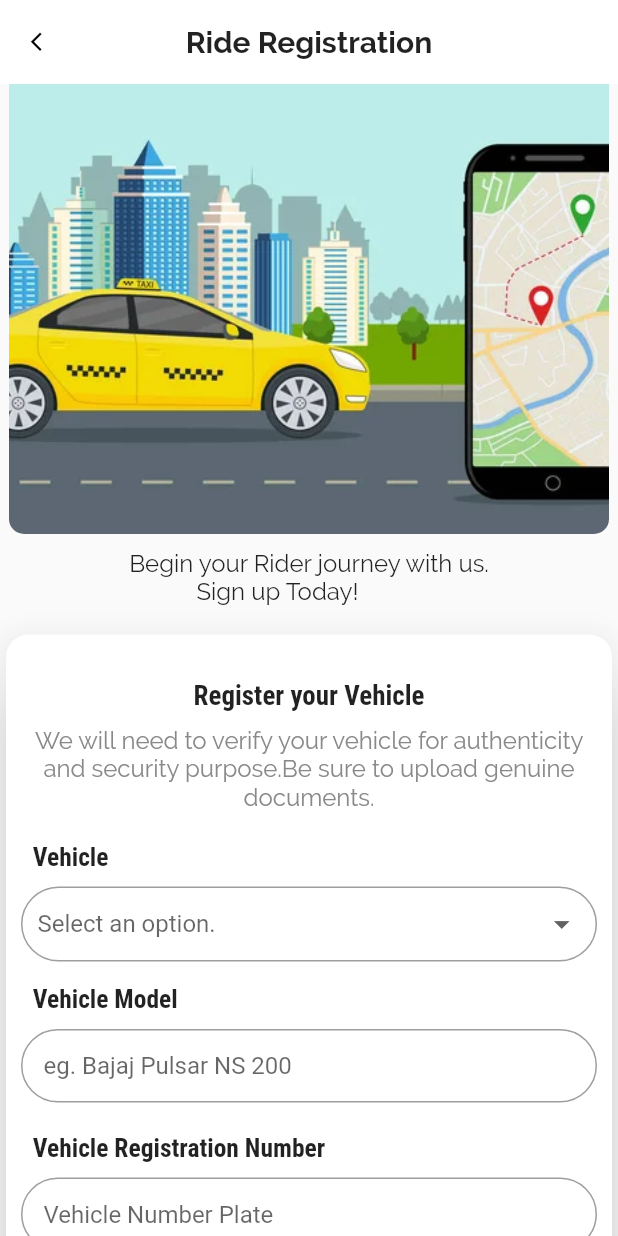
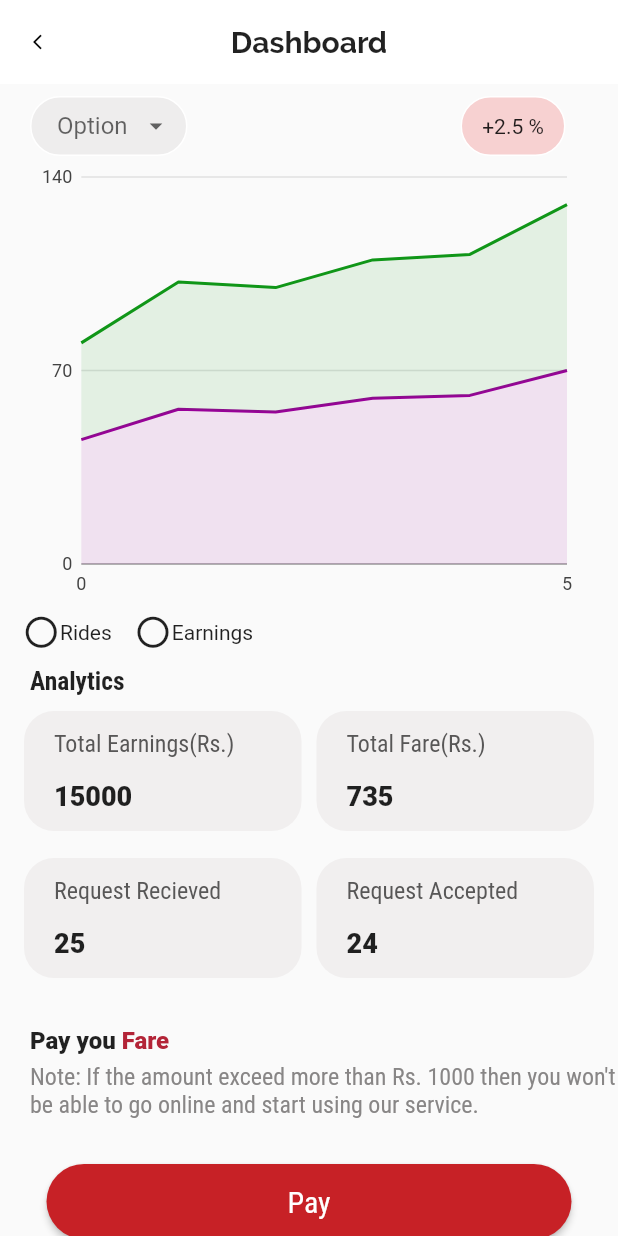
Before and after one commit to roshancypher15/sajilo_ventures, a Flutter app: the screen it shows after launch, on a phone screen of 412 x 824 dp. Run offline on Flutter 3.47's test engine with Material 2 defaults, Android fonts, the phone set to English and light mode, and no system bars; our stand-ins replace charts_flutter, image_picker.

Commit message:
dashboard_page

```diff
--- /dev/null
+++ b/sajilo_ventures/lib/dashboard.dart
@@ -0,0 +1,146 @@
+import 'package:flutter/material.dart';
+
+import 'package:provider/provider.dart';
+import 'package:sajilo_ventures/helper/analytics_item.dart';
+import 'package:sajilo_ventures/widgets/dashboard_filter_dropdown.dart';
+import 'package:sajilo_ventures/widgets/graph_builder.dart';
+import 'package:sajilo_ventures/widgets/grid_item.dart';
+import 'package:sajilo_ventures/widgets/growth_loss_indicator.dart';
+import 'package:sajilo_ventures/widgets/radio_component.dart';
+
+class Dashboard extends StatefulWidget {
+  const Dashboard({Key? key}) : super(key: key);
+
+  @override
+  State<Dashboard> createState() => _DashboardState();
+}
+
+class _DashboardState extends State<Dashboard> {
+  int val = -1;
+  @override
+  Widget build(BuildContext context) {
+    final List<AnalyticsItem> _loadedItems =
+        Provider.of<AnalyticsHelper>(context).items;
+    return Scaffold(
+      appBar: AppBar(
+        bottomOpacity: 0.0,
+        elevation: 0.0,
+        leading: IconButton(
+            onPressed: () {},
+            icon: const Icon(
+              Icons.arrow_back_ios,
+              color: Colors.black,
+              size: 12,
+            )),
+        backgroundColor: Colors.white,
+        title: const Text('Dashboard'),
+        centerTitle: true,
+        titleTextStyle: Theme.of(context).textTheme.headline1,
+      ),
+      body: SingleChildScrollView(
+        child: Column(
+          children: [
+            Row(
+              mainAxisAlignment: MainAxisAlignment.spaceBetween,
+              children: const <Widget>[
+                DashboardFilterDropDown(),
+                GrowthLossIndicator(),
+              ],
+            ),
+            Container(
+              padding: const EdgeInsets.only(left: 20),
+              width: double.infinity,
+              height: 300,
+              child: const GraphBuilder(),
+            ),
+            const RadioComponent(),
+            Container(
+              padding: const EdgeInsets.only(left: 20, top: 5),
+              alignment: Alignment.centerLeft,
+              child: const Text(
+                'Analytics',
+                style: TextStyle(
+                    fontFamily: 'RobotoCondensed',
+                    fontWeight: FontWeight.w800,
+                    fontSize: 17),
+              ),
+            ),
+            Container(
+              padding: const EdgeInsets.only(top: 10, left: 10, right: 10),
+              height: 220,
+              width: 400,
+              child: GridView.builder(
+                  primary: false,
+                  gridDelegate: const SliverGridDelegateWithFixedCrossAxisCount(
+                    crossAxisCount: 2,
+                    mainAxisExtent: 88,
+                    childAspectRatio: 2 / 2,
+                    mainAxisSpacing: 10,
+                    crossAxisSpacing: 10,
+                  ),
+                  itemCount: _loadedItems.length,
+                  itemBuilder: (_, index) {
+                    return Column(
+                      children: [
+                        GridItems(_loadedItems[index].title,
+                            _loadedItems[index].number),
+                      ],
+                    );
+                  }),
+            ),
+            Padding(
+              padding: const EdgeInsets.only(left: 20),
+              child: Row(
+                mainAxisAlignment: MainAxisAlignment.start,
+                crossAxisAlignment: CrossAxisAlignment.start,
+                children: const <Widget>[
+                  Text(
+                    'Pay you ',
+                    style: TextStyle(fontSize: 16, fontWeight: FontWeight.w900),
+                  ),
+                  Text('Fare',
+                      style: TextStyle(
+                          fontSize: 16,
+                          fontWeight: FontWeight.w900,
+                          color: Color.fromARGB(255, 179, 36, 55))),
+                ],
+              ),
+            ),
+            Container(
+              padding: const EdgeInsets.only(left: 20, top: 5),
+              child: const Text(
+                'Note: If the amount exceed more than Rs. 1000 then you won\'t be able to go online and start using our service.',
+                textAlign: TextAlign.left,
+                style: TextStyle(
+                    fontFamily: 'RobotoCondensed',
+                    color: Color.fromARGB(255, 136, 134, 134),
+                    fontSize: 16),
+              ),
+            ),
+            const SizedBox(
+              height: 30,
+            ),
+            Container(
+              width: 350,
+              height: 50,
+              child: ElevatedButton(
+                onPressed: () {},
+                child: const Text(
+                  'Pay',
+                  style: TextStyle(
+                      fontFamily: 'RobotoCondensed',
+                      fontSize: 20,
+                      color: Colors.white),
+                ),
+                style: ElevatedButton.styleFrom(shape: const StadiumBorder()),
+              ),
+            ),
+            const SizedBox(
+              height: 30,
+            )
+          ],
+        ),
+      ),
+    );
+  }
+}
--- /dev/null
+++ b/sajilo_ventures/lib/helper/analytics_item.dart
@@ -0,0 +1,19 @@
+import 'package:flutter/cupertino.dart';
+
+class AnalyticsItem {
+  final String title;
+  final int number;
+  AnalyticsItem({required this.title, required this.number});
+}
+
+class AnalyticsHelper with ChangeNotifier {
+  final List<AnalyticsItem> _items = [
+    AnalyticsItem(title: 'Total Earnings(Rs.)', number: 15000),
+    AnalyticsItem(title: 'Total Fare(Rs.)', number: 735),
+    AnalyticsItem(title: 'Request Recieved', number: 25),
+    AnalyticsItem(title: 'Request Accepted', number: 24),
+  ];
+  List<AnalyticsItem> get items {
+    return [..._items];
+  }
+}
--- a/sajilo_ventures/lib/main.dart
+++ b/sajilo_ventures/lib/main.dart
@@ -1,5 +1,7 @@
 import 'package:flutter/material.dart';
-import './ride_registration.dart';
+import 'package:provider/provider.dart';
+import 'package:sajilo_ventures/dashboard.dart';
+import 'package:sajilo_ventures/helper/analytics_item.dart';
 
 void main() {
   runApp(const MyApp());
@@ -31,7 +33,10 @@ class MyApp extends StatelessWidget {
   // This widget is the root of your application.
   @override
   Widget build(BuildContext context) {
-    return MaterialApp(
+    return MultiProvider(
+      providers: [ChangeNotifierProvider.value(value: AnalyticsHelper())],
+      child: MaterialApp(
+        debugShowCheckedModeBanner: false,
         title: 'Flutter Demo',
         theme: ThemeData(
           textTheme: const TextTheme(
@@ -45,7 +50,8 @@ class MyApp extends StatelessWidget {
               primarySwatch:
                   buildMaterialColor(const Color.fromRGBO(199, 33, 38, 1))),
         ),
-      home: const RideRegistration(),
+        home: const Dashboard(),
+      ),
     );
   }
 }
--- /dev/null
+++ b/sajilo_ventures/lib/widgets/dashboard_filter_dropdown.dart
@@ -0,0 +1,62 @@
+import 'package:flutter/material.dart';
+
+class DashboardFilterDropDown extends StatefulWidget {
+  const DashboardFilterDropDown({Key? key}) : super(key: key);
+
+  @override
+  State<DashboardFilterDropDown> createState() =>
+      _DashboardFilterDropDownState();
+}
+
+class _DashboardFilterDropDownState extends State<DashboardFilterDropDown> {
+  final filterLimit = ['Daily', 'Weekly', 'Monthly', 'Yearly'];
+  String? filterBy;
+
+  DropdownMenuItem<String> buildMenuItems(String type) => DropdownMenuItem(
+      value: type,
+      child: Padding(
+        padding: const EdgeInsets.only(left: 15, top: 5, bottom: 5),
+        child: Text(
+          type,
+          textAlign: TextAlign.start,
+          style: const TextStyle(
+            fontSize: 16,
+          ),
+        ),
+      ));
+  @override
+  Widget build(BuildContext context) {
+    return Center(
+      child: Container(
+        margin: const EdgeInsets.only(left: 20, top: 8),
+        height: 40,
+        width: 105,
+        decoration: BoxDecoration(
+            color: const Color.fromARGB(255, 238, 237, 237),
+            borderRadius: BorderRadius.circular(40),
+            border: Border.all(color: Colors.white)),
+        child: DropdownButtonHideUnderline(
+          child: Padding(
+            padding: const EdgeInsets.only(right: 5, left: 2),
+            child: DropdownButton(
+              iconSize: 20,
+              isExpanded: true,
+              icon: const Padding(
+                padding: EdgeInsets.only(right: 5),
+                child: Icon(Icons.arrow_drop_down),
+              ),
+              hint: filterBy != null
+                  ? Text('$filterBy')
+                  : const Padding(
+                      padding: EdgeInsets.only(left: 15),
+                      child: Text('Option')),
+              value: filterBy,
+              items: filterLimit.map(buildMenuItems).toList(),
+              onChanged: (value) => setState(() => filterBy = value as String),
+            ),
+          ),
+        ),
+      ),
+    );
+  }
+}
--- /dev/null
+++ b/sajilo_ventures/lib/widgets/graph_builder.dart
@@ -0,0 +1,95 @@
+import 'package:flutter/material.dart';
+import 'package:charts_flutter/flutter.dart' as charts;
+
+class GraphBuilder extends StatefulWidget {
+  const GraphBuilder({Key? key}) : super(key: key);
+
+  @override
+  State<GraphBuilder> createState() => _GraphBuilderState();
+}
+
+class _GraphBuilderState extends State<GraphBuilder> {
+  late List<charts.Series<Sales, int>> _seriesLineData;
+  _generateData() {
+    var linesalesdata = [
+      Sales(0, 45),
+      Sales(1, 56),
+      Sales(2, 55),
+      Sales(3, 60),
+      Sales(4, 61),
+      Sales(5, 70),
+    ];
+    var linesalesdata1 = [
+      Sales(0, 35),
+      Sales(1, 46),
+      Sales(2, 45),
+      Sales(3, 50),
+      Sales(4, 51),
+      Sales(5, 60),
+    ];
+    _seriesLineData.add(
+      charts.Series(
+        colorFn: (__, _) => charts.ColorUtil.fromDartColor(Color(0xff990099)),
+        id: 'Air Pollution',
+        data: linesalesdata,
+        domainFn: (Sales sales, _) => sales.yearval,
+        measureFn: (Sales sales, _) => sales.salesval,
+      ),
+    );
+    _seriesLineData.add(
+      charts.Series(
+        colorFn: (__, _) => charts.ColorUtil.fromDartColor(Color(0xff109618)),
+        id: 'Air Pollution',
+        data: linesalesdata1,
+        domainFn: (Sales sales, _) => sales.yearval,
+        measureFn: (Sales sales, _) => sales.salesval,
+      ),
+    );
+  }
+
+  @override
+  void initState() {
+    // TODO: implement initState
+    super.initState();
+
+    _seriesLineData = <charts.Series<Sales, int>>[];
+    _generateData();
+  }
+
+  @override
+  Widget build(BuildContext context) {
+    return Center(
+      child: Column(
+        children: <Widget>[
+          Container(
+              padding: const EdgeInsets.only(right: 20),
+              height: 300,
+              width: double.infinity,
+              child: charts.LineChart(
+                _seriesLineData,
+                defaultRenderer:
+                    charts.LineRendererConfig(includeArea: true, stacked: true),
+                animate: false,
+                // behaviors: [
+                //   charts.ChartTitle('',
+                //       behaviorPosition: charts.BehaviorPosition.bottom,
+                //       titleOutsideJustification:
+                //           charts.OutsideJustification.middleDrawArea),
+                //   charts.ChartTitle('',
+                //       behaviorPosition: charts.BehaviorPosition.start,
+                //       titleOutsideJustification:
+                //           charts.OutsideJustification.middleDrawArea),
+                // ]),
+              )),
+        ],
+      ),
+    );
+  }
+}
+
+class Sales {
+  int yearval;
+  int salesval;
+
+  Sales(this.yearval, this.salesval);
+}
--- /dev/null
+++ b/sajilo_ventures/lib/widgets/grid_item.dart
@@ -0,0 +1,76 @@
+import 'package:flutter/material.dart';
+
+class GridItems extends StatefulWidget {
+  final String title;
+  final int number;
+  const GridItems(this.title, this.number, {Key? key}) : super(key: key);
+
+  @override
+  State<GridItems> createState() => _GridItemsState();
+}
+
+class _GridItemsState extends State<GridItems> {
+  var _ispressed = false;
+  @override
+  Widget build(BuildContext context) {
+    return Column(
+      children: [
+        Container(
+          height: 80,
+          padding: const EdgeInsets.all(10),
+          decoration: BoxDecoration(
+              borderRadius: BorderRadius.circular(20),
+              color: const Color.fromARGB(255, 241, 239, 239)),
+          child: InkWell(
+            onTap: (() {
+              setState(() {
+                _ispressed = !_ispressed;
+              });
+            }),
+            child: Column(
+              mainAxisAlignment: MainAxisAlignment.center,
+              children: [
+                Container(
+                  alignment: Alignment.centerLeft,
+                  padding: const EdgeInsets.only(left: 10),
+                  child: Text(
+                    widget.title,
+                    style: const TextStyle(
+                        fontFamily: 'RobotoCondensed',
+                        fontSize: 16,
+                        color: Color.fromARGB(255, 88, 87, 87)),
+                  ),
+                ),
+                const SizedBox(
+                  height: 15,
+                ),
+                Container(
+                  alignment: Alignment.centerLeft,
+                  padding: const EdgeInsets.only(left: 10),
+                  child: Text(widget.number.toString(),
+                      textAlign: TextAlign.left,
+                      style: const TextStyle(
+                          fontSize: 18, fontWeight: FontWeight.w800)),
+                ),
+              ],
+            ),
+          ),
+        ),
+        const SizedBox(
+          height: 5,
+        ),
+        _ispressed
+            ? Container(
+                width: 140,
+                height: 3,
+                decoration: BoxDecoration(
+                    borderRadius: BorderRadius.circular(8),
+                    color: const Color.fromRGBO(199, 33, 38, 1)),
+              )
+            : const SizedBox(
+                height: 1,
+              )
+      ],
+    );
+  }
+}
--- /dev/null
+++ b/sajilo_ventures/lib/widgets/growth_loss_indicator.dart
@@ -0,0 +1,23 @@
+import 'package:flutter/material.dart';
+
+class GrowthLossIndicator extends StatefulWidget {
+  const GrowthLossIndicator({Key? key}) : super(key: key);
+
+  @override
+  State<GrowthLossIndicator> createState() => _GrowthLossIndicatorState();
+}
+
+class _GrowthLossIndicatorState extends State<GrowthLossIndicator> {
+  @override
+  Widget build(BuildContext context) {
+    return Container(
+        margin: const EdgeInsets.only(right: 35, top: 8),
+        height: 40,
+        width: 70,
+        decoration: BoxDecoration(
+            color: const Color.fromARGB(255, 247, 209, 209),
+            borderRadius: BorderRadius.circular(35),
+            border: Border.all(color: Colors.white)),
+        child: const Center(child: Text('+2.5 %')));
+  }
+}
--- /dev/null
+++ b/sajilo_ventures/lib/widgets/radio_component.dart
@@ -0,0 +1,51 @@
+import 'package:flutter/material.dart';
+
+class RadioComponent extends StatefulWidget {
+  const RadioComponent({Key? key}) : super(key: key);
+
+  @override
+  State<RadioComponent> createState() => _RadioComponentState();
+}
+
+class _RadioComponentState extends State<RadioComponent> {
+  int? _selected;
+  var id = 1;
+
+  Widget _icon(int index, {required String text, required IconData icon}) {
+    return InkResponse(
+      child: Padding(
+        padding: const EdgeInsets.only(left: 15, top: 5, bottom: 5),
+        child: Row(
+          mainAxisAlignment: MainAxisAlignment.start,
+          children: [
+            Icon(
+              icon,
+              size: 25,
+              color: _selected == index ? Colors.green : null,
+            ),
+            Text(text,
+                style:
+                    TextStyle(color: _selected == index ? Colors.green : null)),
+          ],
+        ),
+      ),
+      onTap: () => setState(
+        () {
+          _selected = index;
+        },
+      ),
+    );
+  }
+
+  @override
+  Widget build(BuildContext context) {
+    return Row(
+      mainAxisAlignment: MainAxisAlignment.start,
+      crossAxisAlignment: CrossAxisAlignment.start,
+      children: [
+        _icon(0, text: "Rides", icon: Icons.circle_outlined),
+        _icon(1, text: "Earnings", icon: Icons.circle_outlined),
+      ],
+    );
+  }
+}
--- a/sajilo_ventures/pubspec.yaml
+++ b/sajilo_ventures/pubspec.yaml
@@ -35,6 +35,8 @@ dependencies:
   # The following adds the Cupertino Icons font to your application.
   # Use with the CupertinoIcons class for iOS style icons.
   cupertino_icons: ^1.0.2
+  provider: ^6.0.2
+  charts_flutter: ^0.12.0
 
 dev_dependencies:
   flutter_test:
```
Also changed, not shown: sajilo_ventures/pubspec.lock, 1 other file. Lines whose indentation alone changed are shown as unchanged.
